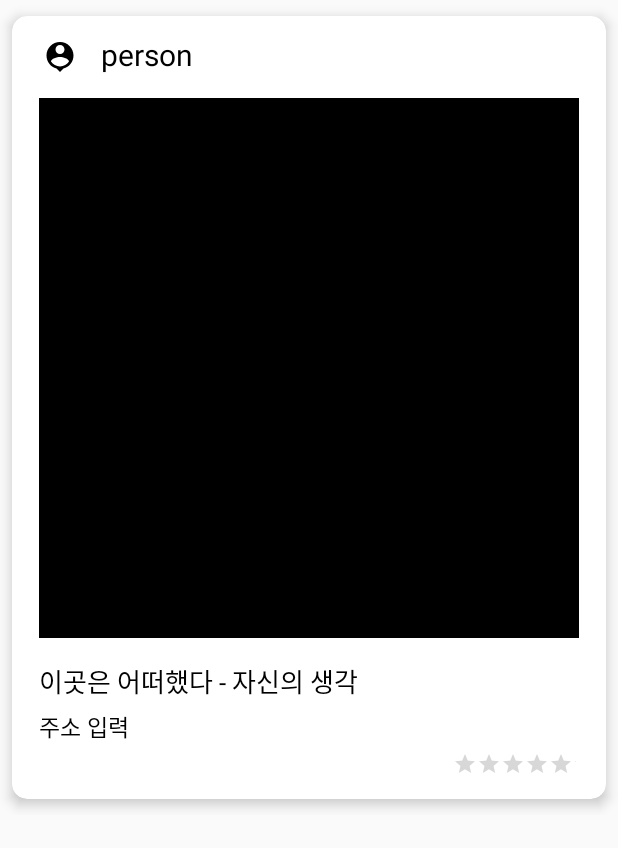
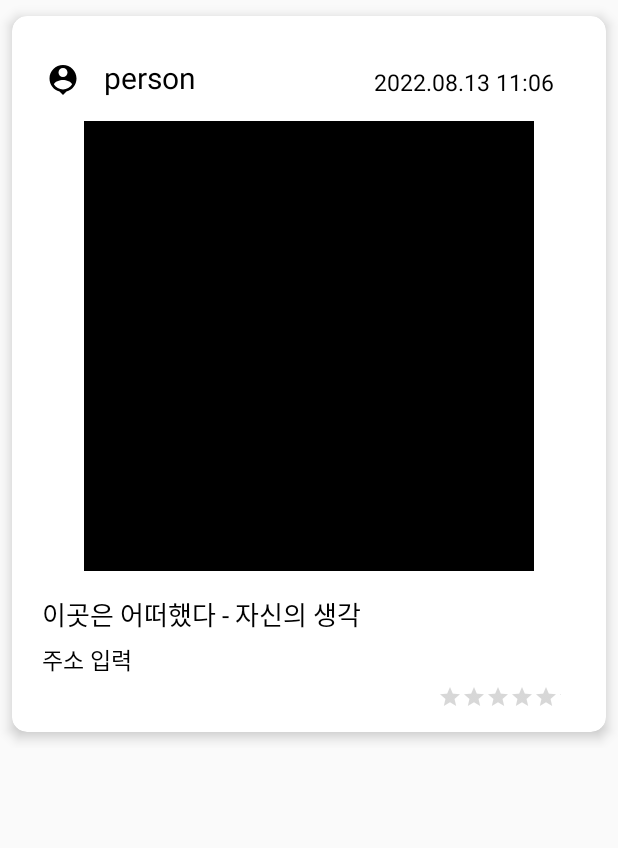
Before and after one commit to jaehyeok3017/2022SunrinHackathon, an Android app: the layout item_sns.xml on its own in the app's theme, with its tools: preview values and no code run, on a phone screen of 412 x 824 dp. Shown: the top 848 px of the screen. Run offline under Robolectric (Android 15) with nearby library versions, the phone set to English and light mode, and no system bars.

Commit message:
Feat : `SnsRecyclerViewAdapter.kt`, `postDTO.kt`, `item_sns.xml`
- 게시물에 시간 추가
- item_sns xml 코드 변경 (마진 등)

```diff
--- a/app/src/main/java/com/a2022sunrinhackathon/adapter/SnsRecyclerViewAdapter.kt
+++ b/app/src/main/java/com/a2022sunrinhackathon/adapter/SnsRecyclerViewAdapter.kt
@@ -37,6 +37,7 @@ class SnsRecyclerViewAdapter(): RecyclerView.Adapter<SnsRecyclerViewAdapter.View
             binding.address.text = data.address
             binding.comment.text = data.comment
             binding.rating.rating = data.rating!!
+            binding.time.text = data.time
 
             Glide.with(itemView)
                 .load(data.imageUrl).into(binding.image)
--- a/app/src/main/java/com/a2022sunrinhackathon/data/firebase/postDTO.kt
+++ b/app/src/main/java/com/a2022sunrinhackathon/data/firebase/postDTO.kt
@@ -6,5 +6,6 @@ data class postDTO(
     var comment : String? = null,
     var address : String? = null,
     var rating : Float? = null,
-    var timeStamp : Long? = null
+    var timeStamp : Long? = null,
+    var time : String? = null
 )
--- a/app/src/main/res/layout/item_sns.xml
+++ b/app/src/main/res/layout/item_sns.xml
@@ -17,7 +17,10 @@
         <androidx.constraintlayout.widget.ConstraintLayout
             android:layout_width="match_parent"
             android:layout_height="match_parent"
-            android:layout_marginBottom="15dp">
+            android:layout_marginTop="15dp"
+            android:layout_marginBottom="15dp"
+            android:layout_marginEnd="10dp"
+            android:layout_marginStart="10dp">
 
             <ImageView
                 android:id="@+id/icon"
@@ -25,7 +28,7 @@
                 android:layout_height="wrap_content"
                 android:background="@drawable/ic_baseline_person_pin_24"
                 android:layout_marginTop="15dp"
-                android:layout_marginStart="20dp"
+                android:layout_marginStart="12dp"
                 app:layout_constraintTop_toTopOf="parent"
                 app:layout_constraintStart_toStartOf="parent"/>
 
@@ -41,10 +44,22 @@
                 app:layout_constraintTop_toTopOf="@id/icon"
                 app:layout_constraintStart_toEndOf="@id/icon"/>
 
+            <TextView
+                android:id="@+id/time"
+                android:gravity="bottom"
+                android:layout_width="wrap_content"
+                android:layout_height="24dp"
+                android:layout_marginStart="180dp"
+                android:textColor="@color/black"
+                android:textSize="15sp"
+                android:text="2022.08.13 11:06"
+                app:layout_constraintTop_toTopOf="@id/userId"
+                app:layout_constraintStart_toStartOf="@id/userId"/>
+
             <ImageView
                 android:id="@+id/image"
-                android:layout_width="360dp"
-                android:layout_height="360dp"
+                android:layout_width="300dp"
+                android:layout_height="300dp"
                 android:src="@color/black"
                 app:layout_constraintTop_toBottomOf="@id/icon"
                 app:layout_constraintStart_toStartOf="parent"
@@ -60,7 +75,8 @@
                 android:textSize="17sp"
                 android:textColor="@color/black"
                 app:layout_constraintTop_toBottomOf="@id/image"
-                app:layout_constraintStart_toStartOf="@id/image"
+                app:layout_constraintStart_toStartOf="parent"
+                android:layout_marginStart="10dp"
                 android:layout_marginTop="15dp"
                 />
 
@@ -72,7 +88,8 @@
                 android:textSize="15sp"
                 android:textColor="@color/black"
                 app:layout_constraintTop_toBottomOf="@id/comment"
-                app:layout_constraintStart_toStartOf="@id/image"
+                app:layout_constraintStart_toStartOf="parent"
+                android:layout_marginStart="10dp"
                 android:layout_marginTop="5dp"
                 android:layout_marginBottom="10dp"
                 />
```
